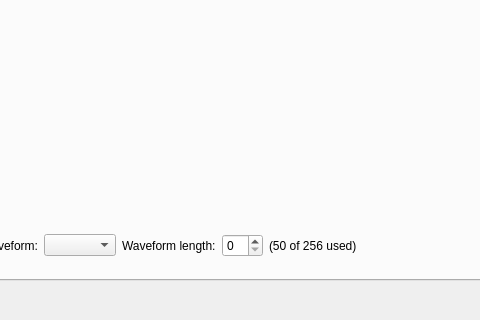
steux/tiatracker, file mainwindow.ui: the form before one commit; both pictures show x 83 to 563 and y 463 to 783 of the 1064 by 783 pixel window.
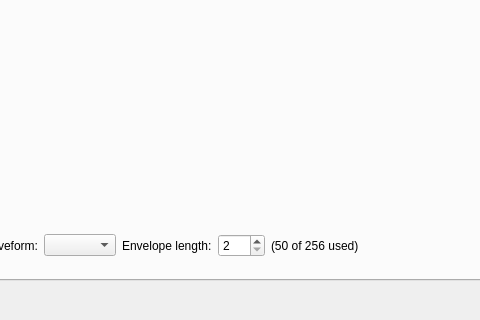
The form after the commit. Custom widgets are drawn as their Qt base class.

Commit message: set envelopeLength spinbox

What changed in the file:
```diff
--- a/mainwindow.ui
+++ b/mainwindow.ui
@@ -164,12 +164,19 @@
            <item>
             <widget class="QLabel" name="label">
              <property name="text">
-              <string>Waveform length:</string>
+              <string>Envelope length:</string>
              </property>
             </widget>
            </item>
            <item>
-            <widget class="QSpinBox" name="spinBox"/>
+            <widget class="QSpinBox" name="spinBoxInstrumentEnvelopeLength">
+             <property name="minimum">
+              <number>2</number>
+             </property>
+             <property name="maximum">
+              <number>240</number>
+             </property>
+            </widget>
            </item>
            <item>
             <widget class="QLabel" name="labelWaveformFramesUsed">
```
Left out of the diff: 2 changed lines with no effect on the pictures. The commit also changes 3 other files.
